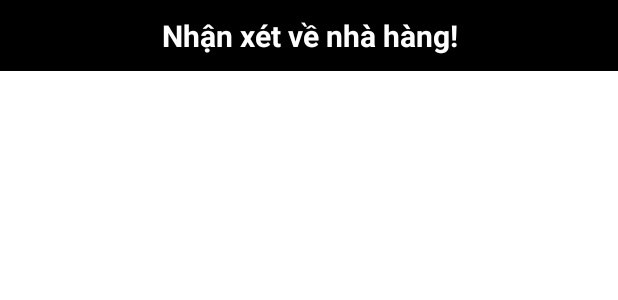
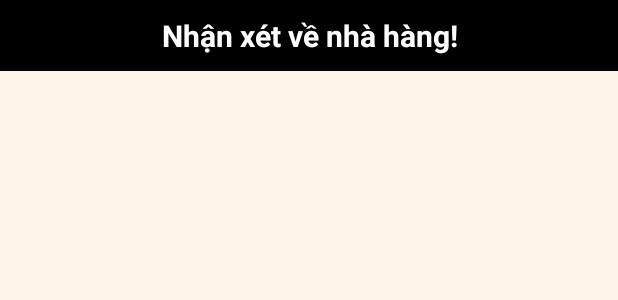
Before and after one commit to hiutinn/FA22_PRO1121_CP17305_Nhom4_GoiDi_Client, an Android app: the layout fragment_feedback.xml on its own in the app's theme, with its tools: preview values and no code run, on a phone screen of 412 x 824 dp. Shown: the top 300 px of the screen. Run offline under Robolectric (Android 15) with nearby library versions, the phone set to English and light mode, and no system bars.

Commit message:
Hieu - Update

```diff
--- a/app/src/main/java/hieuntph22081/fpoly/goidiclient/adapter/MyOrdersAdapter.java
+++ b/app/src/main/java/hieuntph22081/fpoly/goidiclient/adapter/MyOrdersAdapter.java
@@ -97,7 +97,7 @@ public class MyOrdersAdapter extends RecyclerView.Adapter<MyOrdersAdapter.MyOrde
             case 3:
                 holder.tvHuy.setVisibility(View.INVISIBLE);
                 holder.tvHuy.setEnabled(false);
-                holder.tvOrderStatus.setText("Hủy");
+                holder.tvOrderStatus.setText("Đã Hủy");
                 holder.tvOrderStatus.setTextColor(Color.RED);
                 holder.itemView.setEnabled(false);
                 break;
--- a/app/src/main/res/layout/fragment_feedback.xml
+++ b/app/src/main/res/layout/fragment_feedback.xml
@@ -3,13 +3,13 @@
     xmlns:tools="http://schemas.android.com/tools"
     android:layout_width="match_parent"
     android:layout_height="match_parent"
-    tools:context=".fragment.FeedbackFragment">
+    tools:context=".fragment.FeedbackFragment"
+    android:background="#fff5e8">
 
     <TextView
         android:id="@+id/title"
         android:layout_width="match_parent"
         android:layout_height="wrap_content"
-        android:layout_marginBottom="20dp"
         android:background="@color/black"
         android:gravity="center_horizontal"
         android:padding="10dp"
--- a/app/src/main/res/layout/fragment_my_orders.xml
+++ b/app/src/main/res/layout/fragment_my_orders.xml
@@ -3,7 +3,8 @@
     xmlns:tools="http://schemas.android.com/tools"
     android:layout_width="match_parent"
     android:layout_height="match_parent"
-    tools:context=".fragment.MyOrdersFragment">
+    tools:context=".fragment.MyOrdersFragment"
+    android:background="#fff5e8">
     <TextView
         android:id="@+id/ord1"
         android:layout_width="match_parent"
```
